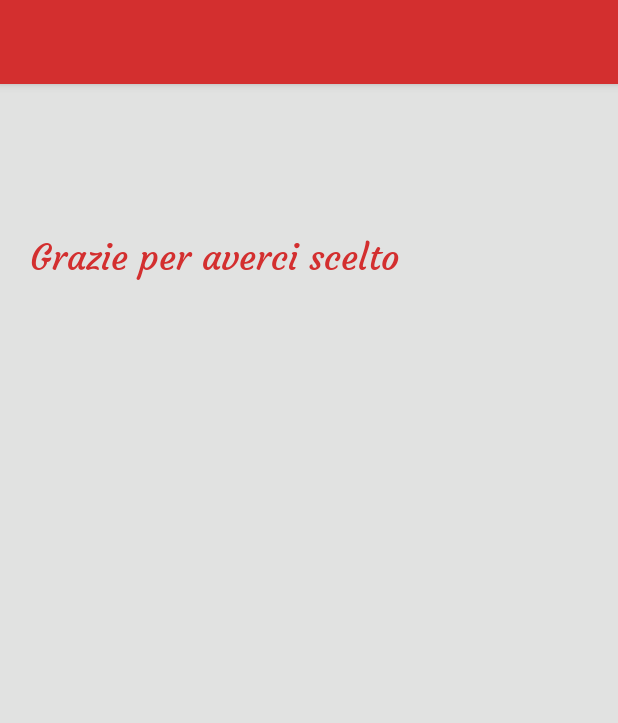
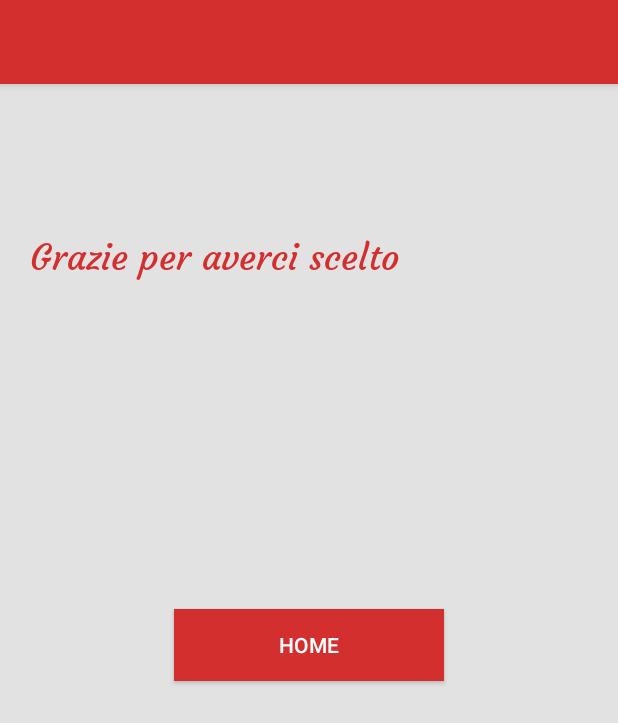
Before and after one commit to silvialorusso90/SMS_Lorusso_Silvia, an Android app: the Pagadopo_Activity screen opened directly, with no data from a screen before it, on a phone screen of 412 x 824 dp. Shown: the top 723 px of the screen. Run offline under Robolectric (Android 15) with nearby library versions, the phone set to English and light mode, and no system bars.

Commit message:
aggiunta di 2 button per il ritorno alla home

```diff
--- a/app/src/main/java/com/example/sms_lorusso_silvia/Pagadopo_Activity.java
+++ b/app/src/main/java/com/example/sms_lorusso_silvia/Pagadopo_Activity.java
@@ -1,13 +1,17 @@
 package com.example.sms_lorusso_silvia;
 
+import android.content.Intent;
 import android.support.v7.app.AppCompatActivity;
 import android.os.Bundle;
 import android.support.v7.widget.Toolbar;
+import android.view.View;
+import android.widget.Button;
 import android.widget.TextView;
 
 public class Pagadopo_Activity extends AppCompatActivity {
 
     TextView a;
+    Button homeBtn;
 
     @Override
     protected void onCreate(Bundle savedInstanceState) {
@@ -17,5 +21,13 @@ public class Pagadopo_Activity extends AppCompatActivity {
         setTitle("");
 
         a = (TextView) findViewById(R.id.textView7);
+        homeBtn =(Button)findViewById(R.id.btnh);
+        homeBtn.setOnClickListener(new View.OnClickListener() {
+            @Override
+            public void onClick(View v) {
+                Intent i = new Intent(Pagadopo_Activity.this, MainActivity.class);
+                startActivity(i);
+            }
+        });
     }
 }
--- a/app/src/main/res/layout/activity_pagadopo_.xml
+++ b/app/src/main/res/layout/activity_pagadopo_.xml
@@ -14,4 +14,16 @@
         android:fontFamily="@font/courgette"
         android:textSize="24sp"
         android:textColor="@color/colorPrimary"/>
+
+    <Button
+        android:id="@+id/btnh"
+        android:layout_width="180dp"
+        android:layout_height="wrap_content"
+        android:layout_centerHorizontal="true"
+        android:layout_marginTop="350dp"
+        android:clickable="true"
+        android:background="@color/colorPrimary"
+        android:textColor="@android:color/white"
+        android:text="@string/home"
+        android:textSize="14sp" />
 </RelativeLayout>
--- a/app/src/main/res/values/strings.xml
+++ b/app/src/main/res/values/strings.xml
@@ -47,4 +47,5 @@
     <string name="app_name">Take Away</string>
     <string name="aggiungi">Aggiungi</string>
     <string name="rimuovi">Rimuovi</string>
+    <string name="home">Home</string>
 </resources>
```
Also changed, not shown: app/src/main/java/com/example/sms_lorusso_silvia/Pagato_Activity.java (+12 -0 lines), app/src/main/res/layout/activity_pagato.xml (+12 -0 lines).
